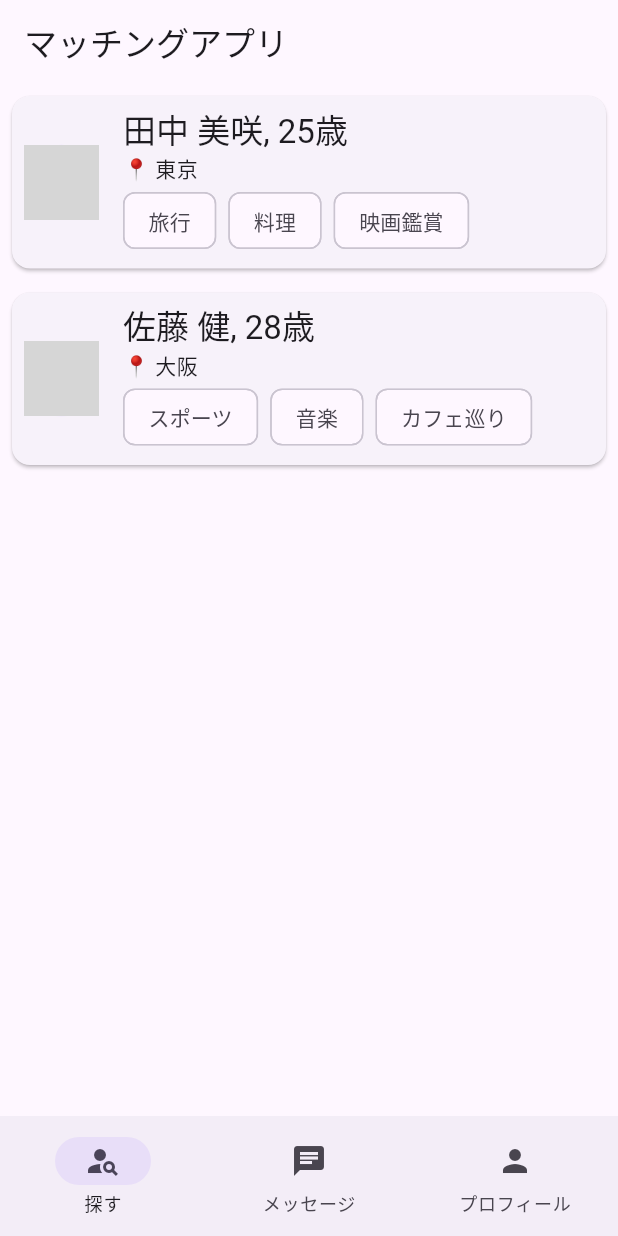
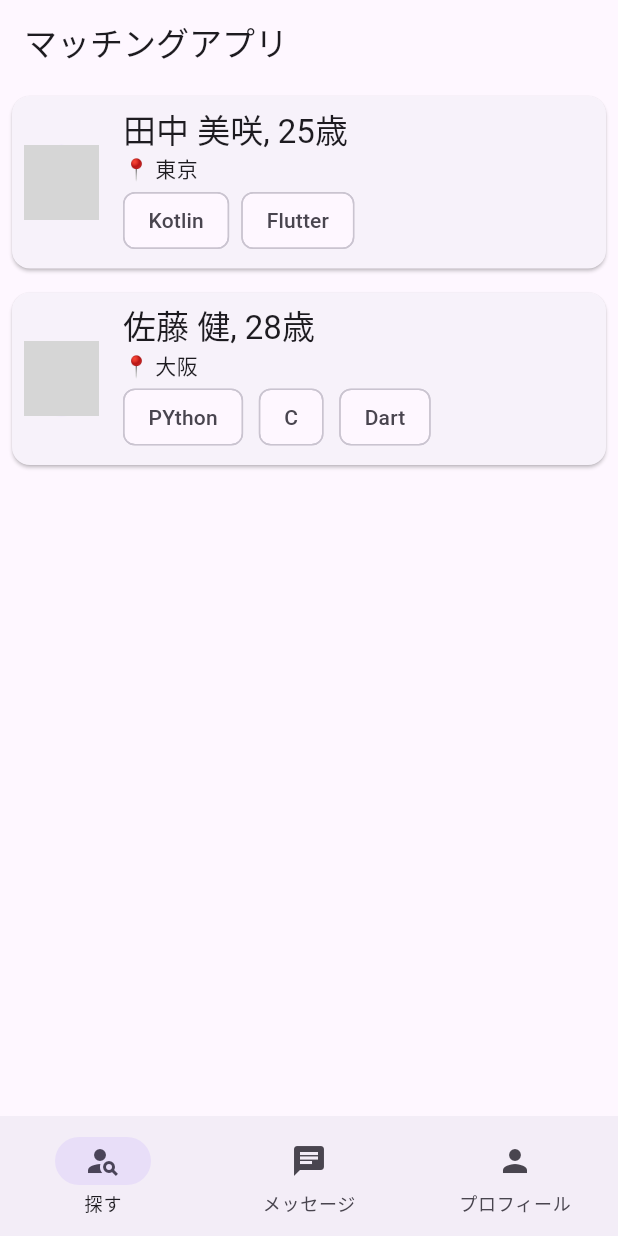
Before and after one commit to jphacks/sd_2408, a Flutter app: the screen it shows after launch, on a phone screen of 412 x 824 dp. Run offline on Flutter 3.47's test engine with Material 3 defaults, Android fonts, the phone set to English and light mode, and no system bars; network calls fail; grey boxes are pictures that could not be loaded.

Commit message:
main.dart

```diff
--- a/lib/main.dart
+++ b/lib/main.dart
@@ -7,7 +7,7 @@ final dummyProfiles = [
     'age': 25,
     'location': '東京',
     'image': 'https://picsum.photos/200',
-    'interests': ['旅行', '料理', '映画鑑賞'],
+    'interests': ['Kotlin', 'Flutter', ],
     'bio': '旅行が大好きで、休みの日は新しい場所を探検しています。料理も得意で、特に和食を作るのが好きです。'
   },
   {
@@ -15,7 +15,7 @@ final dummyProfiles = [
     'age': 28,
     'location': '大阪',
     'image': 'https://picsum.photos/200',
-    'interests': ['スポーツ', '音楽', 'カフェ巡り'],
+    'interests': ['PYthon', 'C', 'Dart'],
     'bio': 'スポーツ観戦が趣味です。休日はカフェでゆっくり過ごすのが好きです。'
   },
 ];
```
